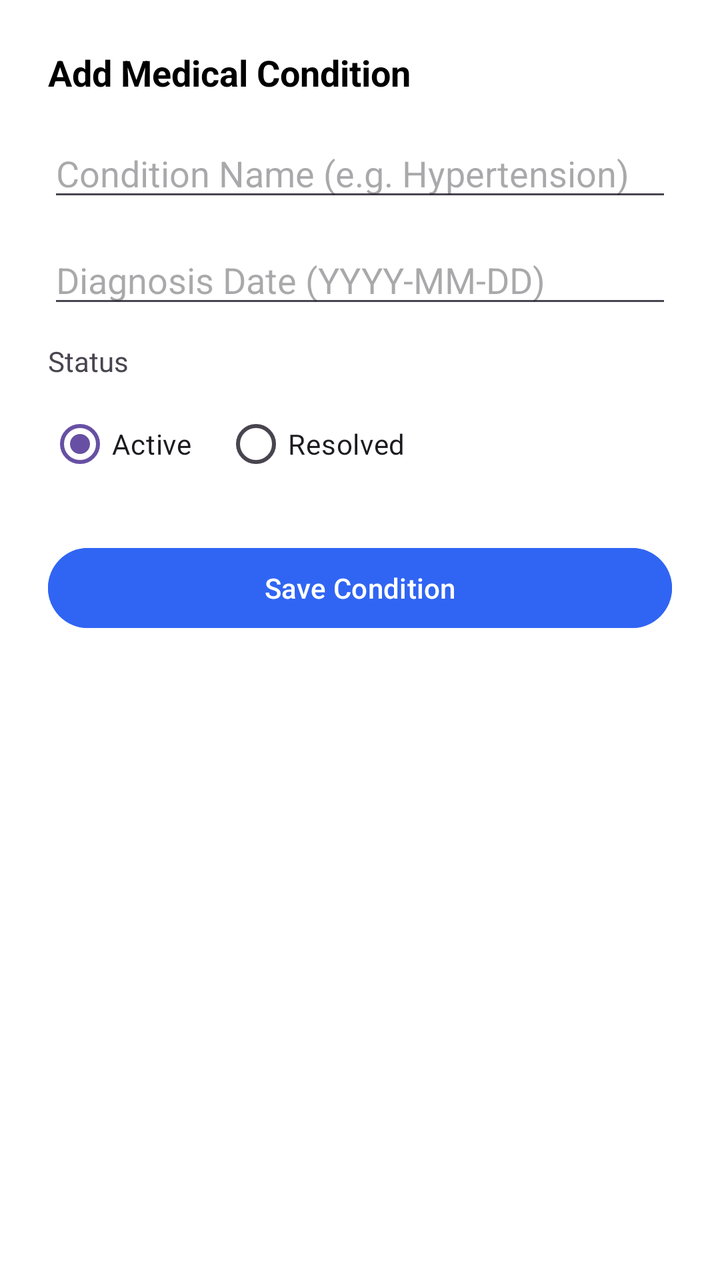
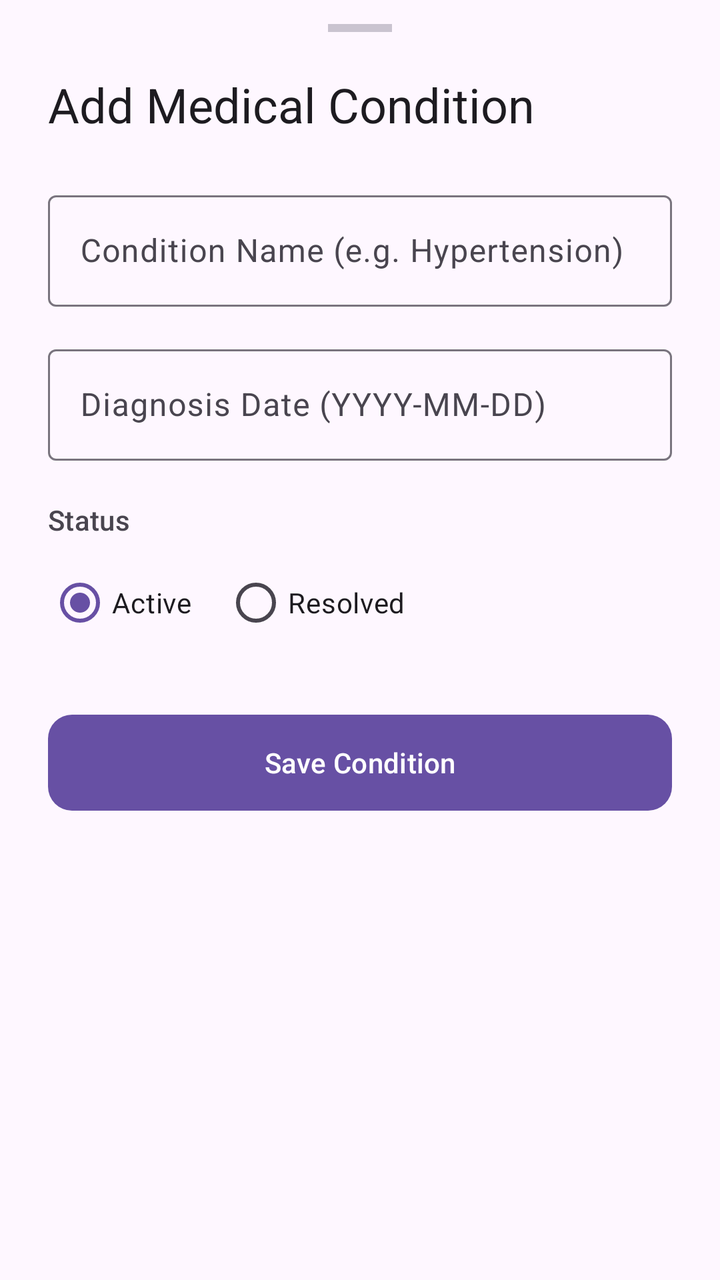

The first picture is an Android layout as it rendered before a commit; the second is the same layout after the commit. The layout source and the unified diff follow.
<!-- AndroidManifest.xml: application theme Theme.Healthcare_app -->
<!-- res/layout/bottom_sheet_add_condition.xml -->
<?xml version="1.0" encoding="utf-8"?>
<LinearLayout xmlns:android="http://schemas.android.com/apk/res/android"
    android:layout_width="match_parent"
    android:layout_height="wrap_content"
    android:orientation="vertical"
    android:padding="24dp"
    android:background="@android:color/white">

    <TextView
        android:layout_width="wrap_content"
        android:layout_height="wrap_content"
        android:text="Add Medical Condition"
        android:textSize="18sp"
        android:textStyle="bold"
        android:textColor="@android:color/black"
        android:layout_marginBottom="16dp"/>

    <EditText
        android:id="@+id/inputConditionName"
        android:layout_width="match_parent"
        android:layout_height="wrap_content"
        android:hint="Condition Name (e.g. Hypertension)"
        android:inputType="text"
        android:layout_marginBottom="12dp"/>

    <EditText
        android:id="@+id/inputDiagnosisDate"
        android:layout_width="match_parent"
        android:layout_height="wrap_content"
        android:hint="Diagnosis Date (YYYY-MM-DD)"
        android:focusable="false"
        android:clickable="true"
        android:inputType="none"
        android:layout_marginBottom="12dp"/>

    <TextView
        android:layout_width="wrap_content"
        android:layout_height="wrap_content"
        android:text="Status"
        android:textSize="14sp"
        android:layout_marginBottom="8dp"/>

    <RadioGroup
        android:id="@+id/radioGroupStatus"
        android:layout_width="match_parent"
        android:layout_height="wrap_content"
        android:orientation="horizontal"
        android:layout_marginBottom="24dp">

        <RadioButton
            android:id="@+id/radioActive"
            android:layout_width="wrap_content"
            android:layout_height="wrap_content"
            android:text="Active"
            android:checked="true"/>

        <RadioButton
            android:id="@+id/radioResolved"
            android:layout_width="wrap_content"
            android:layout_height="wrap_content"
            android:layout_marginStart="16dp"
            android:text="Resolved"/>
    </RadioGroup>

    <Button
        android:id="@+id/btnSaveCondition"
        android:layout_width="match_parent"
        android:layout_height="wrap_content"
        android:text="Save Condition"
        android:backgroundTint="@color/patient_primary_blue"
        android:textColor="@android:color/white"/>

</LinearLayout>
<!-- resources referenced by this layout -->
<resources>
  <color name="patient_primary_blue">#3065F3</color>
  <style name="Theme.Healthcare_app" parent="Base.Theme.Healthcare_app" />
  <style name="Base.Theme.Healthcare_app" parent="Theme.Material3.DayNight.NoActionBar">
      </style>
</resources>

<!-- the commit's change to res/layout/bottom_sheet_add_condition.xml (unified diff, before → after) -->
@@ -1,73 +1,111 @@
 <?xml version="1.0" encoding="utf-8"?>
-<LinearLayout xmlns:android="http://schemas.android.com/apk/res/android"
+<androidx.core.widget.NestedScrollView xmlns:android="http://schemas.android.com/apk/res/android"
+    xmlns:app="http://schemas.android.com/apk/res-auto"
     android:layout_width="match_parent"
-    android:layout_height="wrap_content"
-    android:orientation="vertical"
-    android:padding="24dp"
-    android:background="@android:color/white">
+    android:layout_height="wrap_content">
 
-    <TextView
-        android:layout_width="wrap_content"
-        android:layout_height="wrap_content"
-        android:text="Add Medical Condition"
-        android:textSize="18sp"
-        android:textStyle="bold"
-        android:textColor="@android:color/black"
-        android:layout_marginBottom="16dp"/>
-
-    <EditText
-        android:id="@+id/inputConditionName"
+    <LinearLayout
         android:layout_width="match_parent"
         android:layout_height="wrap_content"
-        android:hint="Condition Name (e.g. Hypertension)"
-        android:inputType="text"
-        android:layout_marginBottom="12dp"/>
+        android:orientation="vertical"
+        android:paddingStart="24dp"
+        android:paddingEnd="24dp"
+        android:paddingTop="12dp"
+        android:paddingBottom="32dp">
 
-    <EditText
-        android:id="@+id/inputDiagnosisDate"
-        android:layout_width="match_parent"
-        android:layout_height="wrap_content"
-        android:hint="Diagnosis Date (YYYY-MM-DD)"
-        android:focusable="false"
-        android:clickable="true"
-        android:inputType="none"
-        android:layout_marginBottom="12dp"/>
+        
+        <View
+            android:layout_width="32dp"
+            android:layout_height="4dp"
+            android:layout_gravity="center_horizontal"
+            android:layout_marginBottom="20dp"
+            android:background="?attr/colorOutlineVariant"
+            android:backgroundTint="?attr/colorOutlineVariant" />
 
-    <TextView
-        android:layout_width="wrap_content"
-        android:layout_height="wrap_content"
-        android:text="Status"
-        android:textSize="14sp"
-        android:layout_marginBottom="8dp"/>
-
-    <RadioGroup
-        android:id="@+id/radioGroupStatus"
-        android:layout_width="match_parent"
-        android:layout_height="wrap_content"
-        android:orientation="horizontal"
-        android:layout_marginBottom="24dp">
-
-        <RadioButton
-            android:id="@+id/radioActive"
+        
+        <TextView
             android:layout_width="wrap_content"
             android:layout_height="wrap_content"
-            android:text="Active"
-            android:checked="true"/>
+            android:text="Add Medical Condition"
+            android:textAppearance="?attr/textAppearanceHeadlineSmall"
+            android:textColor="?attr/colorOnSurface"
+            android:layout_marginBottom="24dp" />
 
-        <RadioButton
-            android:id="@+id/radioResolved"
+        
+        <com.google.android.material.textfield.TextInputLayout
+            style="@style/Widget.Material3.TextInputLayout.OutlinedBox"
+            android:layout_width="match_parent"
+            android:layout_height="wrap_content"
+            android:layout_marginBottom="16dp"
+            android:hint="Condition Name (e.g. Hypertension)">
+
+            <com.google.android.material.textfield.TextInputEditText
+                android:id="@+id/inputConditionName"
+                android:layout_width="match_parent"
+                android:layout_height="wrap_content"
+                android:inputType="text" />
+
+        </com.google.android.material.textfield.TextInputLayout>
+
+        
+        <com.google.android.material.textfield.TextInputLayout
+            style="@style/Widget.Material3.TextInputLayout.OutlinedBox"
+            android:layout_width="match_parent"
+            android:layout_height="wrap_content"
+            android:layout_marginBottom="20dp"
+            android:hint="Diagnosis Date (YYYY-MM-DD)">
+
+            <com.google.android.material.textfield.TextInputEditText
+                android:id="@+id/inputDiagnosisDate"
+                android:layout_width="match_parent"
+                android:layout_height="wrap_content"
+                android:focusable="false"
+                android:clickable="true"
+                android:inputType="none" />
+
+        </com.google.android.material.textfield.TextInputLayout>
+
+        
+        <TextView
             android:layout_width="wrap_content"
             android:layout_height="wrap_content"
-            android:layout_marginStart="16dp"
-            android:text="Resolved"/>
-    </RadioGroup>
+            android:text="Status"
+            android:textAppearance="?attr/textAppearanceLabelLarge"
+            android:textColor="?attr/colorOnSurfaceVariant"
+            android:layout_marginBottom="8dp" />
 
-    <Button
-        android:id="@+id/btnSaveCondition"
-        android:layout_width="match_parent"
-        android:layout_height="wrap_content"
-        android:text="Save Condition"
-        android:backgroundTint="@color/patient_primary_blue"
-        android:textColor="@android:color/white"/>
+        
+        <RadioGroup
+            android:id="@+id/radioGroupStatus"
+            android:layout_width="match_parent"
+            android:layout_height="wrap_content"
+            android:orientation="horizontal"
+            android:layout_marginBottom="28dp">
 
-</LinearLayout>
+            <com.google.android.material.radiobutton.MaterialRadioButton
+                android:id="@+id/radioActive"
+                android:layout_width="wrap_content"
+                android:layout_height="wrap_content"
+                android:text="Active"
+                android:checked="true" />
+
+            <com.google.android.material.radiobutton.MaterialRadioButton
+                android:id="@+id/radioResolved"
+                android:layout_width="wrap_content"
+                android:layout_height="wrap_content"
+                android:layout_marginStart="16dp"
+                android:text="Resolved" />
+
+        </RadioGroup>
+
+        
+        <com.google.android.material.button.MaterialButton
+            android:id="@+id/btnSaveCondition"
+            android:layout_width="match_parent"
+            android:layout_height="56dp"
+            android:text="Save Condition"
+            app:cornerRadius="12dp" />
+
+    </LinearLayout>
+
+</androidx.core.widget.NestedScrollView>
<!-- resource entries referenced after the edit -->
@@ -1,6 +1,5 @@
 <!-- resources referenced by this layout -->
 <resources>
-  <color name="patient_primary_blue">#3065F3</color>
   <style name="Theme.Healthcare_app" parent="Base.Theme.Healthcare_app" />
   <style name="Base.Theme.Healthcare_app" parent="Theme.Material3.DayNight.NoActionBar">
       </style>
